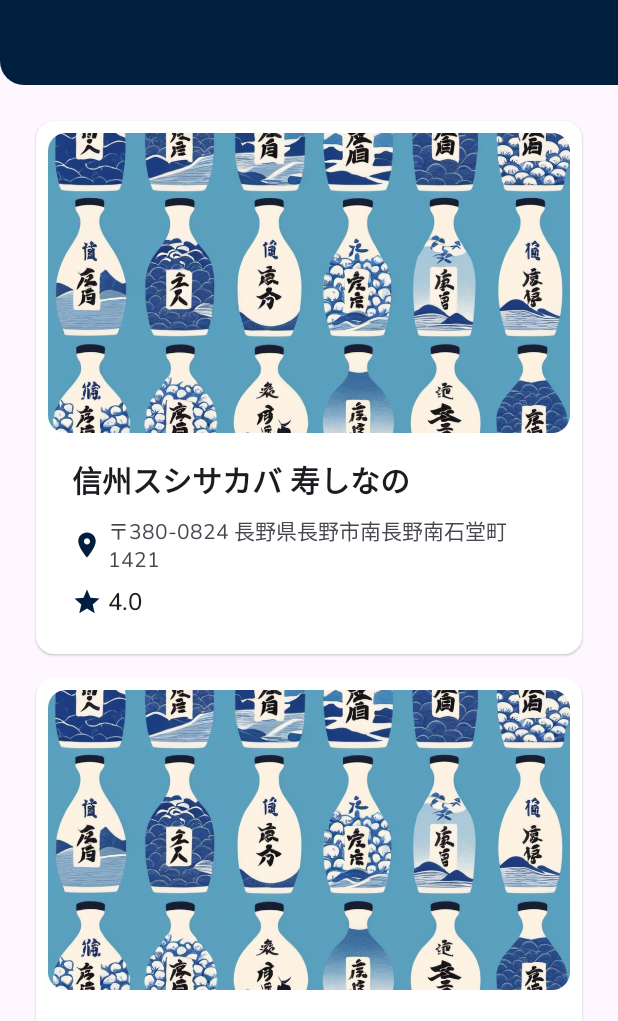
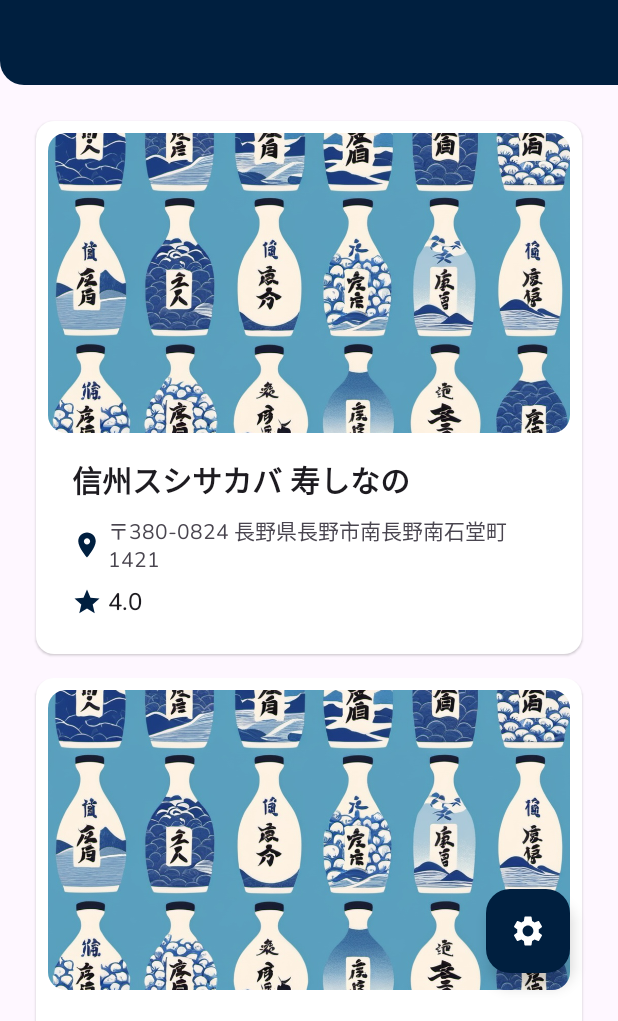
Before and after one commit to dessa-aquino/sake-shop, an Android app built with Jetpack Compose: the screen it shows after launch (MainActivity), on a phone screen of 412 x 824 dp, the part 215-1236 px from its top. Run offline under Robolectric (Android 15) with nearby library versions, the phone set to English and light mode, and no system bars; pictures from the network do not load.

Commit message:
Error state // Adding floating button // Transition between data

```diff
--- a/app/build.gradle.kts
+++ b/app/build.gradle.kts
@@ -58,10 +58,8 @@ dependencies {
     implementation("androidx.compose.ui:ui-text-google-fonts:1.5.4")
     implementation("org.jetbrains.kotlinx:kotlinx-serialization-json:1.6.0")
     implementation("org.jetbrains.kotlin:kotlin-reflect:1.9.0")
-    implementation("io.insert-koin:koin-android:3.5.0")
     implementation("io.insert-koin:koin-androidx-compose:3.5.0")
     implementation("io.coil-kt:coil-compose:2.5.0")
-    implementation(libs.androidx.compose.material)
     testImplementation("org.junit.jupiter:junit-jupiter-api:5.10.0")
     testRuntimeOnly("org.junit.jupiter:junit-jupiter-engine:5.10.0")
     testImplementation("androidx.test:core-ktx:1.5.0")
--- a/app/src/main/java/com/example/sakeshop/MainActivity.kt
+++ b/app/src/main/java/com/example/sakeshop/MainActivity.kt
@@ -37,6 +37,25 @@ import androidx.compose.material3.CircularProgressIndicator
 import androidx.compose.foundation.layout.Box
 import androidx.compose.runtime.getValue
 import androidx.compose.material3.Scaffold
+import androidx.compose.foundation.Image
+import androidx.compose.ui.res.painterResource
+import androidx.compose.foundation.layout.size
+import androidx.compose.material3.DropdownMenu
+import androidx.compose.material3.DropdownMenuItem
+import androidx.compose.material3.ExperimentalMaterial3Api
+import androidx.compose.material3.FloatingActionButton
+import androidx.compose.material3.Icon
+import androidx.compose.runtime.getValue
+import androidx.compose.runtime.mutableStateOf
+import androidx.compose.runtime.remember
+import androidx.compose.runtime.setValue
+import androidx.compose.ui.layout.LayoutCoordinates
+import androidx.compose.foundation.layout.Column
+import androidx.compose.material.icons.Icons
+import androidx.compose.material.icons.filled.Done
+import androidx.compose.material.icons.filled.Close
+import androidx.compose.material.icons.filled.Settings
+import com.example.sakeshop.data.repository.LocalData
 
 
 class MainActivity : ComponentActivity() {
@@ -67,7 +86,11 @@ fun SakeStoreList(
     val uiState by viewModel.uiState.collectAsState()
     val context = LocalContext.current
 
-    Scaffold { paddingValues ->
+    Scaffold(
+        floatingActionButton = {
+            FloatingActionButtonWithMenu(viewModel)
+        }
+    ) { paddingValues ->
         LazyColumn(
             contentPadding = paddingValues,
             modifier = Modifier.fillMaxSize()
@@ -158,8 +181,16 @@ private fun ErrorContent(message: String) {
             horizontalAlignment = Alignment.CenterHorizontally,
             verticalArrangement = Arrangement.Center
         ) {
+            Image(
+                painter = painterResource(id = R.drawable.error_image),
+                contentDescription = "Error",
+                modifier = Modifier
+                    .size(200.dp)
+                    .padding(bottom = 16.dp, top = 32.dp)
+            )
+            Spacer(modifier = Modifier.height(8.dp))
             Text(
-                text = "Error, but don´t feel sad. Try again!",
+                text = "Ops! Something went wrong",
                 style = MaterialTheme.typography.titleLarge,
                 color = MaterialTheme.colorScheme.error
             )
@@ -172,3 +203,58 @@ private fun ErrorContent(message: String) {
         }
     }
 }
+
+@OptIn(ExperimentalMaterial3Api::class)
+@Composable
+fun FloatingActionButtonWithMenu(
+    viewModel: SakeStoreViewModel = koinViewModel()
+) {
+    var expanded by remember { mutableStateOf(false) }
+
+    Column(horizontalAlignment = Alignment.End) {
+        FloatingActionButton(
+            onClick = { expanded = true },
+            modifier = Modifier.padding(16.dp),
+            containerColor = MaterialTheme.colorScheme.primary,
+            contentColor = Color.White
+        ) {
+            Icon(
+                imageVector = Icons.Filled.Settings,
+                contentDescription = "Menu de Configurações"
+            )
+        }
+
+        DropdownMenu(
+            expanded = expanded,
+            onDismissRequest = { expanded = false }
+        ) {
+            DropdownMenuItem(
+                text = { Text("Dados Originais") },
+                leadingIcon = {
+                    Icon(
+                        imageVector = Icons.Filled.Done,
+                        contentDescription = "Dados Originais"
+                    )
+                },
+                onClick = {
+                    viewModel.reloadSakeStores(LocalData.ORIGINAL_DATA)
+                    expanded = false
+                }
+            )
+
+            DropdownMenuItem(
+                text = { Text("Dados com Erro") },
+                leadingIcon = {
+                    Icon(
+                        imageVector = Icons.Filled.Close,
+                        contentDescription = "Dados com Erro"
+                    )
+                },
+                onClick = {
+                    viewModel.reloadSakeStores(LocalData.ERROR_DATA)
+                    expanded = false
+                }
+            )
+        }
+    }
+}
--- a/app/src/main/java/com/example/sakeshop/data/repository/LocalSakeStoreRepository.kt
+++ b/app/src/main/java/com/example/sakeshop/data/repository/LocalSakeStoreRepository.kt
@@ -6,6 +6,12 @@ import com.example.sakeshop.domain.model.SakeStore
 import com.example.sakeshop.domain.repository.SakeStoreRepository
 import kotlinx.serialization.json.Json
 
+object LocalData {
+    const val ORIGINAL_DATA = "data.json"
+    const val ERROR_DATA = "data_error.json"
+
+    var currentFileName = LocalData.ORIGINAL_DATA
+}
 
 class LocalSakeStoreRepository(
     private val context: Context,
@@ -15,13 +21,17 @@ class LocalSakeStoreRepository(
     private var cachedStores: List<SakeStore>? = null
 
     companion object {
-        private const val DATA_FILE_NAME = "data.json"
+
 
         private fun defaultJson() = Json {
             ignoreUnknownKeys = true
             coerceInputValues = true
             isLenient = true
         }
+    }
+
+    override suspend fun clearCache() {
+        cachedStores = null
     }
 
     override suspend fun getSakeStores(): Result<List<SakeStore>> = runCatching {
@@ -34,9 +44,8 @@ class LocalSakeStoreRepository(
         Log.e("LocalSakeStoreRepository", "Error loading stores json", error)
     }
 
-
     private fun loadStoresFromAssets(): List<SakeStore> {
-        context.assets.open(DATA_FILE_NAME).use { inputStream ->
+        context.assets.open(LocalData.currentFileName).use { inputStream ->
             val jsonString = inputStream.bufferedReader().use { it.readText() }
 
             require(jsonString.isNotBlank()) { "Json file is empty or blank" }
--- a/app/src/main/java/com/example/sakeshop/domain/repository/SakeStoreRepository.kt
+++ b/app/src/main/java/com/example/sakeshop/domain/repository/SakeStoreRepository.kt
@@ -5,4 +5,5 @@ import com.example.sakeshop.domain.model.SakeStore
 
 interface SakeStoreRepository {
     suspend fun getSakeStores(): Result<List<SakeStore>>
+    suspend fun clearCache()
 }
--- a/gradle/libs.versions.toml
+++ b/gradle/libs.versions.toml
@@ -9,6 +9,7 @@ lifecycleRuntimeKtx = "2.9.0"
 activityCompose = "1.8.0"
 composeBom = "2024.01.00"
 composeMaterial = "1.4.1"
+material3Android = "1.3.2"
 
 [libraries]
 androidx-core-ktx = { group = "androidx.core", name = "core-ktx", version.ref = "coreKtx" }
@@ -27,6 +28,7 @@ androidx-ui-test-manifest = { group = "androidx.compose.ui", name = "ui-test-man
 androidx-ui-test-junit4 = { group = "androidx.compose.ui", name = "ui-test-junit4" }
 androidx-material3 = { group = "androidx.compose.material3", name = "material3" }
 androidx-compose-material = { group = "androidx.wear.compose", name = "compose-material", version.ref = "composeMaterial" }
+androidx-material3-android = { group = "androidx.compose.material3", name = "material3-android", version.ref = "material3Android" }
 
 [plugins]
 android-application = { id = "com.android.application", version.ref = "agp" }
```
Also changed, not shown: app/src/main/java/com/example/sakeshop/presentation/viewmodel/SakeStoreViewModel.kt (+11 -0 lines), app/src/main/assets/data_error.json (renamed from app/src/main/assets/empty_data.json), 1 other file.
